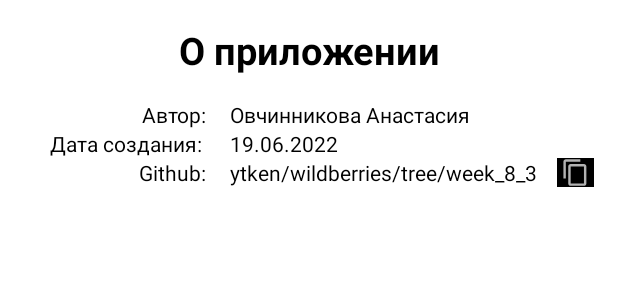
After one commit to ytken/wildberries, an Android app: the layout fragment_about.xml on its own in the app's theme, with its tools: preview values and no code run, on a phone screen of 412 x 824 dp. The commit adds this screen. Shown: the top 300 px of the screen. Run offline under Robolectric (Android 15) with nearby library versions, the phone set to English and light mode, and no system bars.

Commit message:
Changes due to the task

```diff
--- a/app/build.gradle
+++ b/app/build.gradle
@@ -64,4 +64,9 @@ dependencies {
     implementation "androidx.room:room-runtime:2.4.2"
     kapt "androidx.room:room-compiler:2.4.2"
     implementation "androidx.room:room-ktx:2.4.2"
+
+    //Navigation
+    def nav_version = "2.4.2"
+    implementation "androidx.navigation:navigation-fragment-ktx:$nav_version"
+    implementation "androidx.navigation:navigation-ui-ktx:$nav_version"
 }
--- a/app/src/main/AndroidManifest.xml
+++ b/app/src/main/AndroidManifest.xml
@@ -21,7 +21,6 @@
                 <category android:name="android.intent.category.LAUNCHER" />
             </intent-filter>
         </activity>
-        <activity android:name=".FavouritesActivity"/>
     </application>
 
 </manifest>
--- a/app/src/main/java/ru/ytken/wildberries/internship/week5ktorserialization/data/database/FavouritesDao.kt
+++ b/app/src/main/java/ru/ytken/wildberries/internship/week5ktorserialization/data/database/FavouritesDao.kt
@@ -14,5 +14,5 @@ interface FavouritesDao {
     suspend fun addFavourite(favourite: Favourite)
 
     @Query("SELECT * FROM favourites_data")
-    fun readAllFavourites(): LiveData<List<Favourite>>
+    suspend fun readAllFavourites(): List<Favourite>
 }
--- /dev/null
+++ b/app/src/main/res/layout/fragment_about.xml
@@ -0,0 +1,97 @@
+<?xml version="1.0" encoding="utf-8"?>
+<LinearLayout xmlns:android="http://schemas.android.com/apk/res/android"
+    xmlns:app="http://schemas.android.com/apk/res-auto"
+    android:layout_width="match_parent"
+    android:layout_height="match_parent"
+    android:orientation="vertical"
+    android:padding="@dimen/main_padding">
+
+    <TextView
+        android:layout_width="match_parent"
+        android:layout_height="wrap_content"
+        android:textSize="25sp"
+        android:textStyle="bold"
+        android:text="О приложении"
+        android:gravity="center"/>
+
+    <LinearLayout
+        android:layout_width="match_parent"
+        android:layout_height="wrap_content"
+        android:orientation="horizontal"
+        android:layout_marginTop="@dimen/main_padding">
+
+        <LinearLayout
+            android:layout_width="0dp"
+            android:layout_height="wrap_content"
+            android:layout_weight="1"
+            android:orientation="vertical">
+
+            <TextView
+                android:layout_width="match_parent"
+                android:layout_height="wrap_content"
+                android:gravity="right"
+                android:text="Автор:"/>
+
+            <TextView
+                android:layout_width="match_parent"
+                android:layout_height="wrap_content"
+                android:gravity="right"
+                android:text="Дата создания: "/>
+
+            <TextView
+                android:layout_width="match_parent"
+                android:layout_height="wrap_content"
+                android:gravity="right"
+                android:text="Github:"/>
+
+        </LinearLayout>
+
+        <Space
+            android:layout_width="@dimen/main_padding"
+            android:layout_height="match_parent"/>
+
+        <LinearLayout
+            android:layout_width="0dp"
+            android:layout_height="wrap_content"
+            android:layout_weight="2"
+            android:orientation="vertical">
+
+            <TextView
+                android:layout_width="match_parent"
+                android:layout_height="wrap_content"
+                android:gravity="left"
+                android:text="Овчинникова Анастасия"/>
+
+            <TextView
+                android:layout_width="match_parent"
+                android:layout_height="wrap_content"
+                android:gravity="left"
+                android:text="19.06.2022"/>
+
+            <LinearLayout
+                android:layout_width="match_parent"
+                android:layout_height="wrap_content"
+                android:gravity="left">
+
+                <TextView
+                    android:id="@+id/textViewLink"
+                    android:layout_width="0dp"
+                    android:layout_height="wrap_content"
+                    android:layout_weight="9"
+                    android:text="ytken/wildberries/tree/week_8_3"/>
+
+                <ImageView
+                    android:id="@+id/imageViewCopyLink"
+                    android:layout_width="0dp"
+                    android:layout_height="match_parent"
+                    android:layout_weight="1"
+                    android:background="@color/black"
+                    app:srcCompat="?attr/actionModeCopyDrawable" />
+
+            </LinearLayout>
+
+        </LinearLayout>
+
+    </LinearLayout>
+
+</LinearLayout>
--- a/app/src/main/res/values/themes.xml
+++ b/app/src/main/res/values/themes.xml
@@ -13,5 +13,6 @@
         <item name="android:statusBarColor" tools:targetApi="l">?attr/colorPrimaryVariant</item>
         <!-- Customize your theme here. -->
         <item name="android:background">@color/white</item>
+        <item name="android:textColor">@color/black</item>
     </style>
 </resources>
```
Also changed, not shown: app/src/main/java/ru/ytken/wildberries/internship/week5ktorserialization/AboutFragment.kt (added, +37 -0 lines), app/src/main/java/ru/ytken/wildberries/internship/week5ktorserialization/ApiComponent.kt (added, +7 -0 lines), app/src/main/java/ru/ytken/wildberries/internship/week5ktorserialization/App.kt (+60 -0 lines), app/src/main/java/ru/ytken/wildberries/internship/week5ktorserialization/FavouritesFragment.kt (renamed from app/src/main/java/ru/ytken/wildberries/internship/week5ktorserialization/FavouritesActivity.kt, +19 -27 lines), app/src/main/java/ru/ytken/wildberries/internship/week5ktorserialization/KtorMethods.kt (deleted, +0 -42 lines), app/src/main/java/ru/ytken/wildberries/internship/week5ktorserialization/MainActivity.kt (+1 -23 lines), app/src/main/java/ru/ytken/wildberries/internship/week5ktorserialization/MainFragment.kt (added, +52 -0 lines), app/src/main/java/ru/ytken/wildberries/internship/week5ktorserialization/MainViewModel.kt (+29 -85 lines), app/src/main/java/ru/ytken/wildberries/internship/week5ktorserialization/data/Repository.kt (added, +75 -0 lines), app/src/main/java/ru/ytken/wildberries/internship/week5ktorserialization/data/database/FavouritesDatabase.kt (+0 -17 lines), app/src/main/java/ru/ytken/wildberries/internship/week5ktorserialization/data/database/Repository.kt (deleted, +0 -15 lines), app/src/main/res/layout/activity_main.xml (+6 -41 lines), app/src/main/res/layout/fragment_main.xml (added, +59 -0 lines), app/src/main/res/navigation/nav_graph.xml (added, +28 -0 lines), 1 more files.
